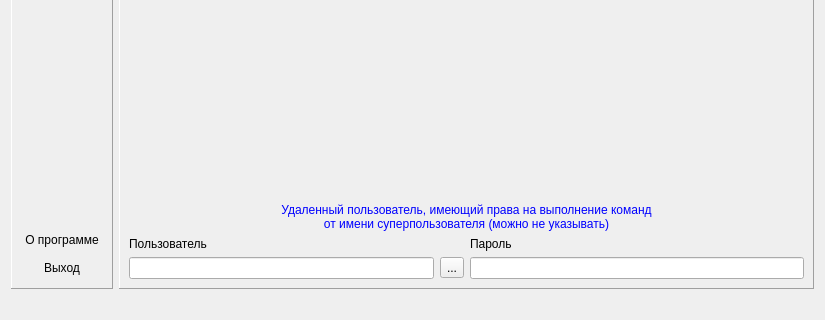
Old version of the form src/MainDialog.ui in the repository m6v/sgp; both pictures show x 0 to 825 and y 270 to 590 of the 825 by 590 pixel window.
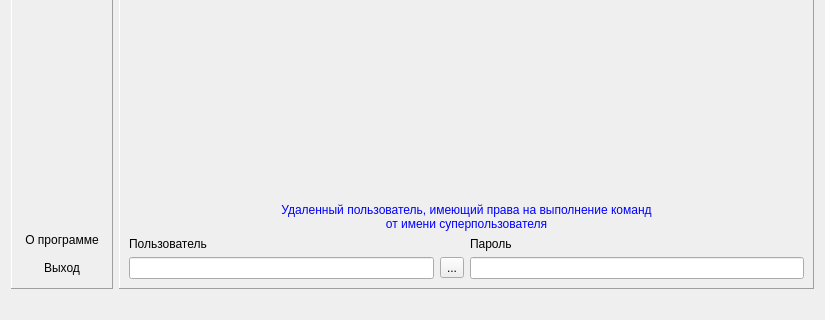
New version of the form. Icons and pictures are not drawn.

Commit message: Change passwords for local and remote hosts heva been realized

```diff
--- a/src/MainDialog.ui
+++ b/src/MainDialog.ui
@@ -729,7 +729,7 @@
          <item>
           <widget class="QLabel" name="remoteUserLabel">
            <property name="text">
-            <string>&lt;html&gt;&lt;head/&gt;&lt;body&gt;&lt;p&gt;&lt;span style=&quot; color:#0000ff;&quot;&gt;Удаленный пользователь, имеющий права на выполнение команд&lt;br&gt;от имени суперпользователя (можно не указывать)&lt;/span&gt;&lt;/p&gt;&lt;/body&gt;&lt;/html&gt;</string>
+            <string>&lt;html&gt;&lt;head/&gt;&lt;body&gt;&lt;p&gt;&lt;span style=&quot; color:#0000ff;&quot;&gt;Удаленный пользователь, имеющий права на выполнение команд&lt;br/&gt;от имени суперпользователя&lt;/span&gt;&lt;/p&gt;&lt;/body&gt;&lt;/html&gt;</string>
            </property>
            <property name="textFormat">
             <enum>Qt::RichText</enum>
```
Left out of the diff: 4 changed lines with no effect on the pictures. The commit also changes 1 other file.
